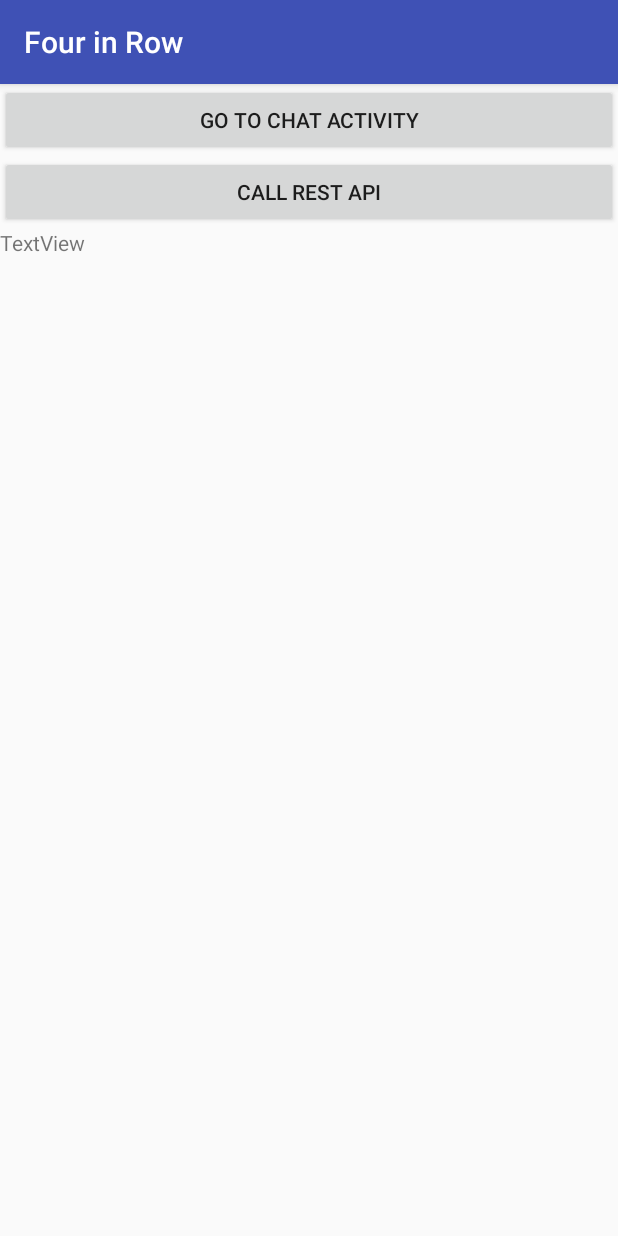
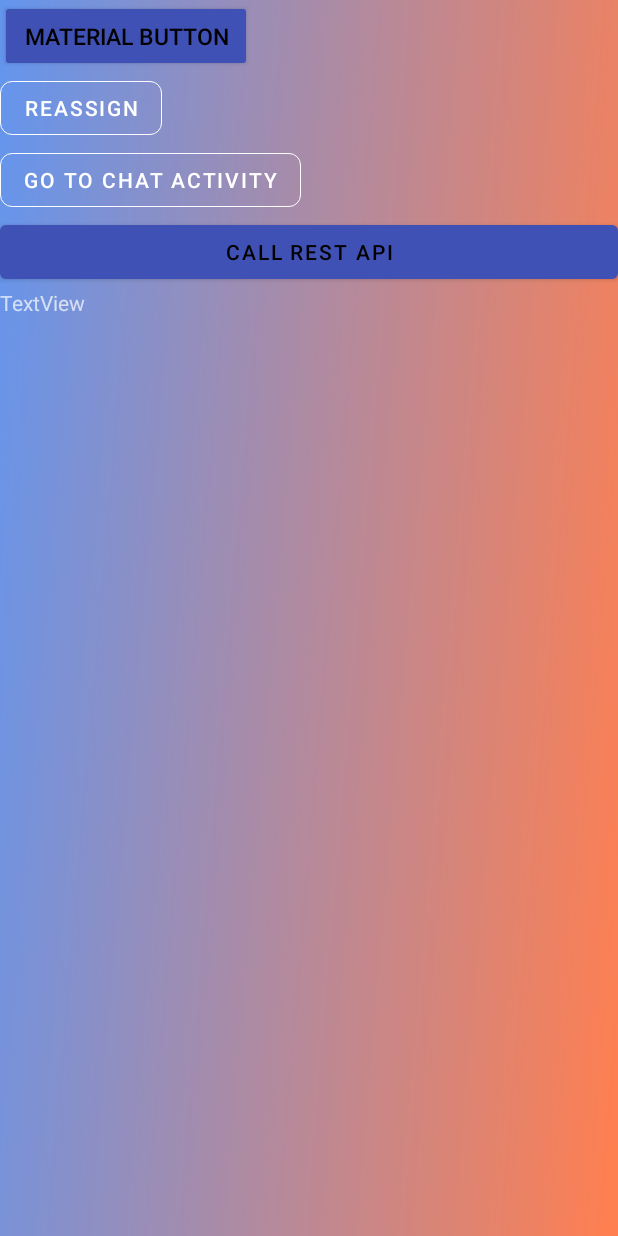
Before and after one commit to ducciomugnaini/four_in_row, an Android app: the screen it shows after launch (MenuActivity), on a phone screen of 412 x 824 dp. Run offline under Robolectric (Android 15) with nearby library versions, the phone set to English and light mode, and no system bars.

Commit message:
[FIR-9] Android - Montare la pagina iniziale di menù - introduzione di androidx e modernui style

```diff
--- a/four_in_row_frontend/app/build.gradle
+++ b/four_in_row_frontend/app/build.gradle
@@ -26,6 +26,7 @@ dependencies {
     implementation fileTree(dir: 'libs', include: ['*.jar'])
     implementation 'com.android.support:appcompat-v7:28.0.0'
     implementation 'com.android.support.constraint:constraint-layout:2.0.4'
+    implementation 'androidx.constraintlayout:constraintlayout:2.0.4'
     testImplementation 'junit:junit:4.13.1'
     androidTestImplementation 'com.android.support.test:runner:1.0.2'
     androidTestImplementation 'com.android.support.test.espresso:espresso-core:3.0.2'
@@ -33,4 +34,7 @@ dependencies {
     implementation group: 'org.slf4j', name: 'slf4j-android', version: '1.7.7'
     implementation 'com.android.volley:volley:1.1.1'
     implementation 'com.google.code.gson:gson:2.8.6'
+
+    implementation 'androidx.appcompat:appcompat:1.2.0'
+    implementation 'com.google.android.material:material:1.3.0'
 }
--- a/four_in_row_frontend/app/src/main/java/com/softly/activities/ChatActivity.java
+++ b/four_in_row_frontend/app/src/main/java/com/softly/activities/ChatActivity.java
@@ -1,13 +1,15 @@
 package com.softly.activities;
 
 import android.os.AsyncTask;
-import android.support.v7.app.AppCompatActivity;
 import android.os.Bundle;
 import android.widget.ArrayAdapter;
 import android.widget.Button;
 import android.widget.EditText;
 import android.widget.ListView;
 import android.widget.TextView;
+
+import androidx.appcompat.app.AppCompatActivity;
+
 import java.util.ArrayList;
 import java.util.List;
 import com.softly.R;
--- a/four_in_row_frontend/app/src/main/java/com/softly/activities/MenuActivity.java
+++ b/four_in_row_frontend/app/src/main/java/com/softly/activities/MenuActivity.java
@@ -2,9 +2,8 @@ package com.softly.activities;
 
 import android.content.Intent;
 import android.os.Bundle;
-import android.support.v7.app.AppCompatActivity;
 import android.widget.Button;
-
+import androidx.appcompat.app.AppCompatActivity;
 import com.softly.R;
 import com.softly.structures.Grid;
 import com.softly.utilities.network.NetworkUtility;
--- a/four_in_row_frontend/app/src/main/java/com/softly/activities/SplashActivity.java
+++ b/four_in_row_frontend/app/src/main/java/com/softly/activities/SplashActivity.java
@@ -1,8 +1,8 @@
 package com.softly.activities;
 
 import android.content.Intent;
-import android.support.v7.app.AppCompatActivity;
 import android.os.Bundle;
+import androidx.appcompat.app.AppCompatActivity;
 
 public class SplashActivity extends AppCompatActivity {
 
--- a/four_in_row_frontend/app/src/main/res/layout/activity_menu.xml
+++ b/four_in_row_frontend/app/src/main/res/layout/activity_menu.xml
@@ -1,10 +1,17 @@
 <?xml version="1.0" encoding="utf-8"?>
-<android.support.constraint.ConstraintLayout xmlns:android="http://schemas.android.com/apk/res/android"
+<androidx.constraintlayout.widget.ConstraintLayout xmlns:android="http://schemas.android.com/apk/res/android"
     xmlns:app="http://schemas.android.com/apk/res-auto"
     xmlns:tools="http://schemas.android.com/tools"
     android:layout_width="match_parent"
     android:layout_height="match_parent"
     tools:context="com.softly.activities.MenuActivity">
+
+    <ImageView
+        android:layout_width="match_parent"
+        android:layout_height="match_parent"
+        android:contentDescription="background image"
+        android:scaleType="centerCrop"
+        android:src="@drawable/blur" />
 
     <LinearLayout
         android:layout_width="match_parent"
@@ -13,13 +20,49 @@
         tools:layout_editor_absoluteX="53dp"
         tools:layout_editor_absoluteY="126dp">
 
-        <Button
+        <com.google.android.material.button.MaterialButton
+            style="@style/Widget.AppCompat.Button.Colored"
+            android:layout_width="wrap_content"
+            android:layout_height="wrap_content"
+            android:text="MATERIAL BUTTON"
+            android:textSize="15sp"
+            app:strokeColor="@color/colorPrimaryDark"
+            app:strokeWidth="2dp" />
+        <!--app:icon="@drawable/player_icon"
+        android:scaleType="fitXY"
+        app:iconGravity="textStart"
+        android:gravity="center"-->
+
+
+        <com.google.android.material.button.MaterialButton
+            style="@style/Widget.MaterialComponents.Button.OutlinedButton"
+            android:layout_width="wrap_content"
+            android:layout_height="wrap_content"
+            android:text="Reassign"
+            android:textColor="@color/cardview_light_background"
+            app:cornerRadius="8dp"
+            app:layout_constraintBottom_toBottomOf="parent"
+            app:layout_constraintEnd_toEndOf="parent"
+            app:strokeColor="@color/cardview_light_background"
+            app:strokeWidth="0.8dp" />
+        <!--app:icon="@drawable/player_icon"
+        android:scaleType="fitXY"-->
+
+
+        <com.google.android.material.button.MaterialButton
             android:id="@+id/btn_go_to_chat"
-            android:layout_width="match_parent"
+            style="@style/Widget.MaterialComponents.Button.OutlinedButton"
+            android:layout_width="wrap_content"
             android:layout_height="wrap_content"
-            android:text="Go to Chat Activity" />
+            android:text="Go to Chat Activity"
+            android:textColor="@color/cardview_light_background"
+            app:cornerRadius="8dp"
+            app:layout_constraintBottom_toBottomOf="parent"
+            app:layout_constraintEnd_toEndOf="parent"
+            app:strokeColor="@color/cardview_light_background"
+            app:strokeWidth="0.8dp" />
 
-        <Button
+        <com.google.android.material.button.MaterialButton
             android:id="@+id/btn_callRest"
             android:layout_width="match_parent"
             android:layout_height="wrap_content"
@@ -28,7 +71,8 @@
         <TextView
             android:id="@+id/txt_result"
             android:layout_width="match_parent"
-            android:layout_height="596dp"
+            android:layout_height="448dp"
             android:text="TextView" />
+
     </LinearLayout>
-</android.support.constraint.ConstraintLayout>
+</androidx.constraintlayout.widget.ConstraintLayout>
--- a/four_in_row_frontend/app/src/main/res/values/styles.xml
+++ b/four_in_row_frontend/app/src/main/res/values/styles.xml
@@ -1,11 +1,13 @@
 <resources>
 
     <!-- Base application theme. -->
-    <style name="AppTheme" parent="Theme.AppCompat.Light.DarkActionBar">
+    <style name="AppTheme" parent="Theme.MaterialComponents.NoActionBar">
         <!-- Customize your theme here. -->
         <item name="colorPrimary">@color/colorPrimary</item>
         <item name="colorPrimaryDark">@color/colorPrimaryDark</item>
         <item name="colorAccent">@color/colorAccent</item>
+
+
     </style>
 
     <style name="SplashTheme" parent="Theme.AppCompat.Light.NoActionBar">
--- a/four_in_row_frontend/gradle.properties
+++ b/four_in_row_frontend/gradle.properties
@@ -11,3 +11,5 @@ org.gradle.jvmargs=-Xmx1536m
 # This option should only be used with decoupled projects. More details, visit
 # http://www.gradle.org/docs/current/userguide/multi_project_builds.html#sec:decoupled_projects
 # org.gradle.parallel=true
+android.useAndroidX=true
+android.enableJetifier=true
```
Also changed, not shown: four_in_row_frontend/app/src/main/res/drawable/blur.png (added), four_in_row_frontend/app/src/main/res/drawable/player_icon.png (added), 1 other file.
